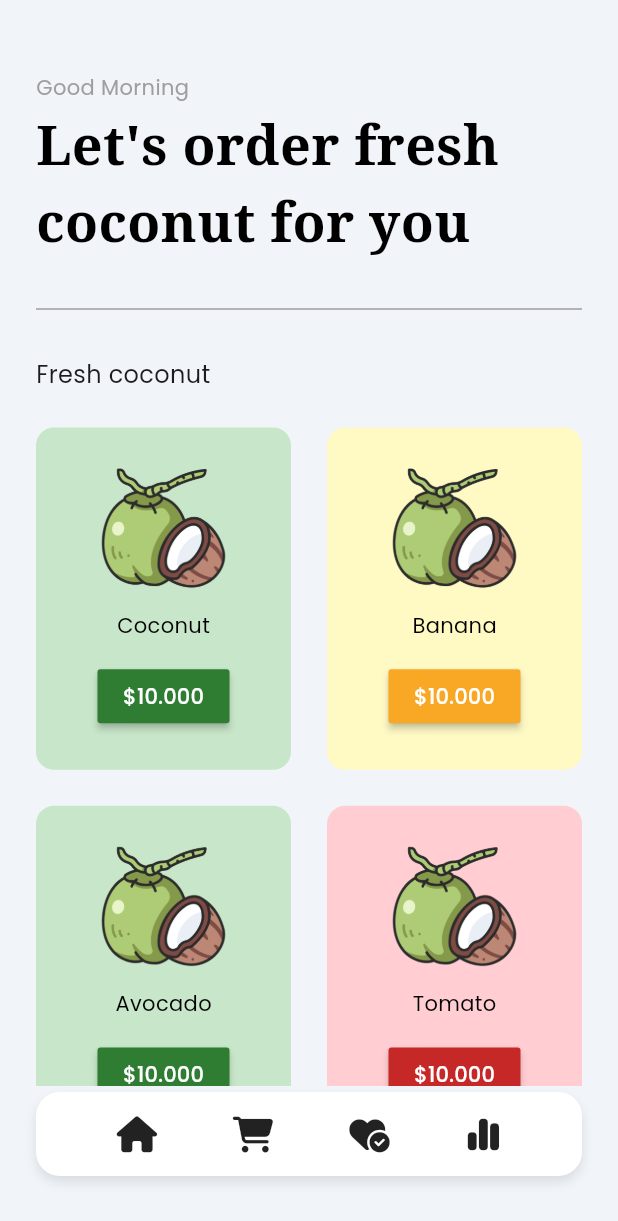
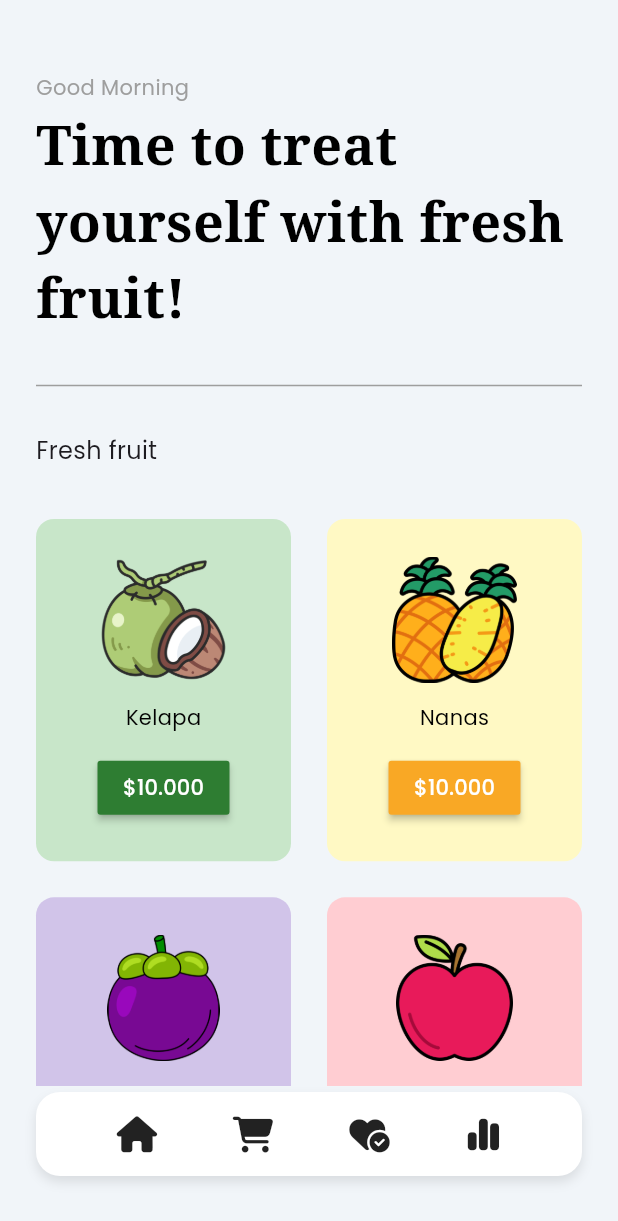
Before and after one commit to Fahrisaputra7799/online-shope-flutter, a Flutter app: the screen it shows after launch, after a tap on "Get Ready", on a phone screen of 412 x 824 dp. Shown: the top 1221 px of the screen. Run offline on Flutter 3.47's test engine with Material 3 defaults, Android fonts, the phone set to English and light mode, and no system bars; our stand-ins replace font_awesome_flutter, google_fonts.

Commit message:
complete with dummy data

```diff
--- a/online_shop_flutter/lib/components/grocery_item_tile.dart
+++ b/online_shop_flutter/lib/components/grocery_item_tile.dart
@@ -1,18 +1,21 @@
 import 'package:flutter/material.dart';
 import 'package:google_fonts/google_fonts.dart';
 
+// ignore: must_be_immutable
 class GroceryItemTile extends StatelessWidget {
   final String imageUrl;
   final String name;
   final String price;
   final color;
+  void Function()? onPressed;
 
-  const GroceryItemTile({
+  GroceryItemTile({
     super.key,
     required this.imageUrl,
     required this.name,
     required this.price,
-    this.color,
+    required this.color,
+    required this.onPressed,
   });
 
   @override
@@ -30,9 +33,14 @@ class GroceryItemTile extends StatelessWidget {
           children: [
             Image.asset(imageUrl, height: 84),
             Text(name, style: GoogleFonts.poppins(color: Colors.black)),
-            MaterialButton(onPressed: (){},
-            color: color[800],
-            child: Text('\$' + price, style: GoogleFonts.poppins(color: Colors.white),),)
+            MaterialButton(
+              onPressed: onPressed,
+              color: color[800],
+              child: Text(
+                '\$' + price,
+                style: GoogleFonts.poppins(color: Colors.white),
+              ),
+            ),
           ],
         ),
       ),
--- a/online_shop_flutter/lib/components/nav_bottom.dart
+++ b/online_shop_flutter/lib/components/nav_bottom.dart
@@ -1,6 +1,7 @@
 import 'package:flutter/material.dart';
 import 'package:flutter/services.dart';
 import 'package:font_awesome_flutter/font_awesome_flutter.dart';
+import 'package:online_shop_flutter/screens/cart_screen.dart';
 import 'package:online_shop_flutter/screens/home_screen.dart';
 
 class NavBottom extends StatelessWidget {
@@ -44,7 +45,11 @@ class NavBottom extends StatelessWidget {
             _SocialIcon(
               icon: FontAwesomeIcons.cartShopping,
               tooltip: "Blog",
-              onPressed: () {},
+              onPressed:
+                  () => Navigator.push(
+                    context,
+                    MaterialPageRoute(builder: (context) => CartScreen()),
+                  ),
             ),
             _SocialIcon(
               icon: FontAwesomeIcons.heartCircleCheck,
--- a/online_shop_flutter/lib/main.dart
+++ b/online_shop_flutter/lib/main.dart
@@ -1,7 +1,6 @@
 import 'package:flutter/material.dart';
 import 'package:online_shop_flutter/models/cart_model.dart';
-import 'package:online_shop_flutter/screens/home_screen.dart';
-import 'package:online_shop_flutter/screens/login_screen.dart';
+import 'package:online_shop_flutter/screens/intro_screen.dart';
 import 'package:provider/provider.dart';
 
 void main() {
@@ -15,7 +14,7 @@ class MyApp extends StatelessWidget {
   Widget build(BuildContext context) {
     return ChangeNotifierProvider(
       create: (context) => CartModel(),
-      child: MaterialApp(debugShowCheckedModeBanner: false, home: LoginScreen()),
+      child: MaterialApp(debugShowCheckedModeBanner: false, home: IntroScreen()),
     );
   }
 }
--- a/online_shop_flutter/lib/models/cart_model.dart
+++ b/online_shop_flutter/lib/models/cart_model.dart
@@ -1,13 +1,40 @@
 import 'package:flutter/material.dart';
 
 class CartModel extends ChangeNotifier {
-
   final List _shopItems = [
-    ['Coconut', '10.000', 'lib/images/coconut.png',Colors.green],
-    ['Banana', '10.000', 'lib/images/coconut.png',Colors.yellow],
-    ['Avocado', '10.000', 'lib/images/coconut.png',Colors.green],
-    ['Tomato', '10.000', 'lib/images/coconut.png',Colors.red],
+    ['Kelapa', '10.000', 'lib/images/coconut.png', Colors.green],
+    ['Nanas', '10.000', 'lib/images/nanas.png', Colors.yellow],
+    ['Manggis', '10.000', 'lib/images/manggis.png', Colors.deepPurple],
+    ['Apel', '10.000', 'lib/images/apel.png', Colors.red],
+    ['Semangka', '10.000', 'lib/images/semangka.png', Colors.green],
+    ['Pepaya', '10.000', 'lib/images/pepaya.png', Colors.yellow],
+    ['Strawberry', '10.000', 'lib/images/strawberry.png', Colors.red],
   ];
 
+  List _cartItems = [];
+
   get shopItems => _shopItems;
+  get cartItems => _cartItems;
+
+  // add item to cart
+  void addItemToCard(int index) {
+    _cartItems.add(_shopItems[index]);
+    notifyListeners();
+  }
+
+  // remove item from cart
+  void removeItemFromCart(int index) {
+    _cartItems.removeAt(index);
+    notifyListeners();
+  }
+
+  // calculate price total
+  String calculatePrice() {
+    double totalPrice = 0;
+
+    for (int i = 0; i < _cartItems.length; i++) {
+      totalPrice += double.parse(_cartItems[i][1]);
+    }
+    return totalPrice.toStringAsFixed(2);
+  }
 }
--- a/online_shop_flutter/lib/screens/home_screen.dart
+++ b/online_shop_flutter/lib/screens/home_screen.dart
@@ -17,9 +17,7 @@ class HomeScreen extends StatelessWidget {
           child: ConstrainedBox(
             constraints: BoxConstraints(maxWidth: 430, maxHeight: 932),
             child: Container(
-              decoration: BoxDecoration(
-                color:Color(0xFFF1F5F9),
-              ),
+              decoration: BoxDecoration(color: Color(0xFFF1F5F9)),
               child: Column(
                 crossAxisAlignment: CrossAxisAlignment.start,
                 children: [
@@ -35,7 +33,7 @@ class HomeScreen extends StatelessWidget {
                   Padding(
                     padding: const EdgeInsets.symmetric(horizontal: 24),
                     child: Text(
-                      'Let\'s order fresh coconut for you',
+                      'Time to treat yourself with fresh fruit!',
                       style: GoogleFonts.notoSerif(
                         color: Colors.black,
                         fontSize: 36,
@@ -55,10 +53,12 @@ class HomeScreen extends StatelessWidget {
                   Padding(
                     padding: const EdgeInsets.symmetric(horizontal: 24.0),
                     child: Text(
-                      'Fresh coconut',
+                      'Fresh fruit',
                       style: GoogleFonts.poppins(fontSize: 16),
                     ),
                   ),
+
+                  SizedBox(height: 10),
 
                   Expanded(
                     child: Consumer<CartModel>(
@@ -77,6 +77,12 @@ class HomeScreen extends StatelessWidget {
                               price: value.shopItems[index][1],
                               imageUrl: value.shopItems[index][2],
                               color: value.shopItems[index][3],
+                              onPressed: () {
+                                Provider.of<CartModel>(
+                                  context,
+                                  listen: false,
+                                ).addItemToCard(index);
+                              },
                             );
                           },
                         );
@@ -85,7 +91,7 @@ class HomeScreen extends StatelessWidget {
                   ),
                   SizedBox(height: 4),
                   Center(child: NavBottom()),
-                  SizedBox(height: 40,)
+                  SizedBox(height: 40),
                 ],
               ),
             ),
--- /dev/null
+++ b/online_shop_flutter/lib/screens/intro_screen.dart
@@ -0,0 +1,74 @@
+import 'package:flutter/material.dart';
+import 'package:google_fonts/google_fonts.dart';
+import 'package:online_shop_flutter/screens/home_screen.dart';
+
+class IntroScreen extends StatelessWidget {
+  const IntroScreen({super.key});
+
+  @override
+  Widget build(BuildContext context) {
+    return Scaffold(
+      backgroundColor: const Color.fromARGB(179, 234, 234, 234) ,
+      body: Center(
+        child: Container(
+          decoration: BoxDecoration(
+            color: Color(0xFFF1F5F9)
+          ),
+          child: ConstrainedBox(
+            constraints: BoxConstraints(maxWidth: 430, maxHeight: 932),
+            child: Column(
+              children: [
+                Padding(
+                  padding: const EdgeInsets.only(
+                    left: 80,
+                    right: 80,
+                    bottom: 40,
+                    top: 160,
+                  ),
+                  child: Image.asset('lib/images/logo.png'),
+                ),
+                Padding(
+                  padding: const EdgeInsets.all(24),
+                  child: Text(
+                    'Naturally fresh, endlessly delicious.',
+                    textAlign: TextAlign.center,
+                    style: GoogleFonts.merriweather(
+                      fontSize: 35,
+                      fontWeight: FontWeight.bold,
+                    ),
+                  ),
+                ),
+                SizedBox(height: 24),
+                Text('Fresh Fruit', style: TextStyle(color: Colors.grey)),
+                const Spacer(),
+                GestureDetector(
+                  onTap: (){
+                    Navigator.pushReplacement(context, MaterialPageRoute(builder:(context) => HomeScreen(),));
+                  },
+                  child: Container(
+                    decoration: BoxDecoration(
+                      color: Colors.white,
+                      borderRadius: BorderRadius.circular(16),
+                      boxShadow: [
+                        BoxShadow(
+                          color: Colors.black.withOpacity(0.1),
+                          blurRadius: 6,
+                          offset: const Offset(0, 4),
+                        ),
+                      ],
+                    ),
+                    child: Padding(
+                      padding: const EdgeInsets.all(24),
+                      child: Text('Get Ready', style: GoogleFonts.montserrat(color: Colors.black, fontWeight: FontWeight.bold),),
+                    ),
+                  ),
+                ),
+                const Spacer()
+              ],
+            ),
+          ),
+        ),
+      ),
+    );
+  }
+}
--- a/online_shop_flutter/lib/screens/login_screen.dart
+++ /dev/null
@@ -1,64 +0,0 @@
-import 'package:flutter/material.dart';
-import 'package:google_fonts/google_fonts.dart';
-import 'package:online_shop_flutter/screens/home_screen.dart';
-
-class LoginScreen extends StatelessWidget {
-  const LoginScreen({super.key});
-
-  @override
-  Widget build(BuildContext context) {
-    return Scaffold(
-      backgroundColor: Color(0xFFF1F5F9),
-      body: Column(
-        children: [
-          Padding(
-            padding: const EdgeInsets.only(
-              left: 80,
-              right: 80,
-              bottom: 40,
-              top: 160,
-            ),
-            child: Image.asset('lib/images/coconut.png'),
-          ),
-          Padding(
-            padding: const EdgeInsets.all(24),
-            child: Text(
-              'Rasakan Minuman Sehat & Segar dari kelapa pilihan.',
-              textAlign: TextAlign.center,
-              style: GoogleFonts.merriweather(
-                fontSize: 35,
-                fontWeight: FontWeight.bold,
-              ),
-            ),
-          ),
-          SizedBox(height: 24),
-          Text('Fresh Coconut', style: TextStyle(color: Colors.grey)),
-          const Spacer(),
-          GestureDetector(
-            onTap: (){
-              Navigator.pushReplacement(context, MaterialPageRoute(builder:(context) => HomeScreen(),));
-            },
-            child: Container(
-              decoration: BoxDecoration(
-                color: Colors.white,
-                borderRadius: BorderRadius.circular(16),
-                boxShadow: [
-                  BoxShadow(
-                    color: Colors.black.withOpacity(0.1),
-                    blurRadius: 6,
-                    offset: const Offset(0, 4),
-                  ),
-                ],
-              ),
-              child: Padding(
-                padding: const EdgeInsets.all(24),
-                child: Text('Get Ready', style: GoogleFonts.montserrat(color: Colors.black, fontWeight: FontWeight.bold),),
-              ),
-            ),
-          ),
-          const Spacer()
-        ],
-      ),
-    );
-  }
-}
```
Also changed, not shown: online_shop_flutter/lib/screens/cart_screen.dart (added, +224 -0 lines), online_shop_flutter/flutter_01.png (added), online_shop_flutter/flutter_02.png (added), online_shop_flutter/flutter_03.png (added), online_shop_flutter/lib/images/apel.png (added), online_shop_flutter/lib/images/logo.png (added), online_shop_flutter/lib/images/manggis.png (added), online_shop_flutter/lib/images/nanas.png (added), online_shop_flutter/lib/images/pepaya.png (added), online_shop_flutter/lib/images/semangka.png (added), online_shop_flutter/lib/images/strawberry.png (added).
